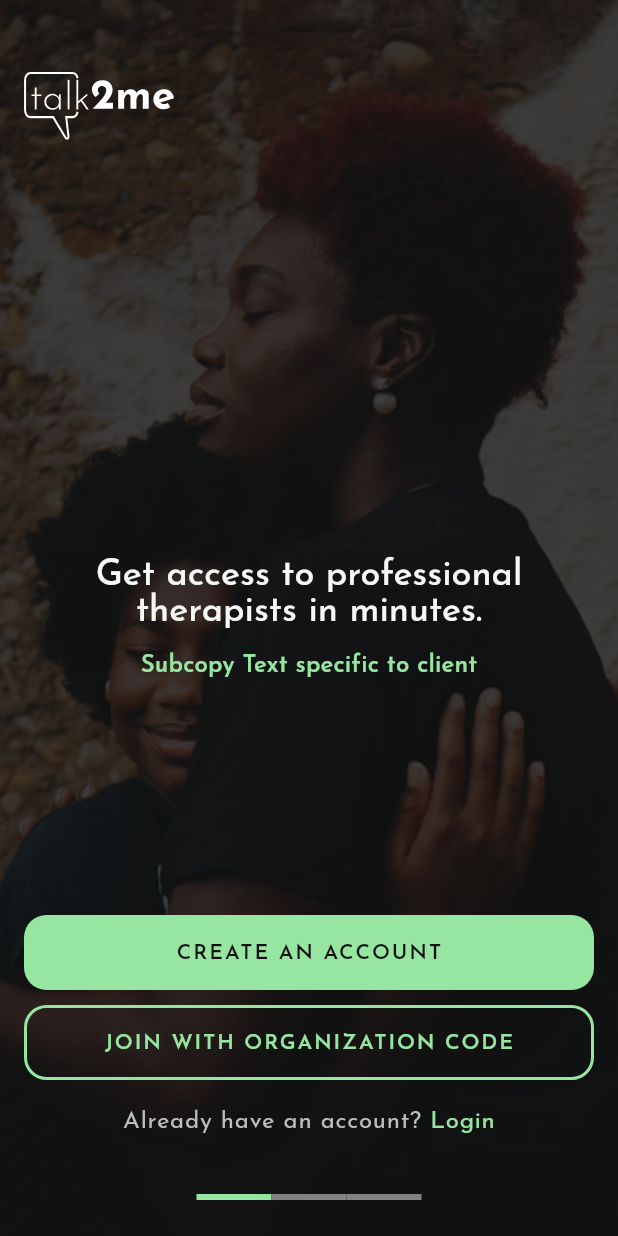
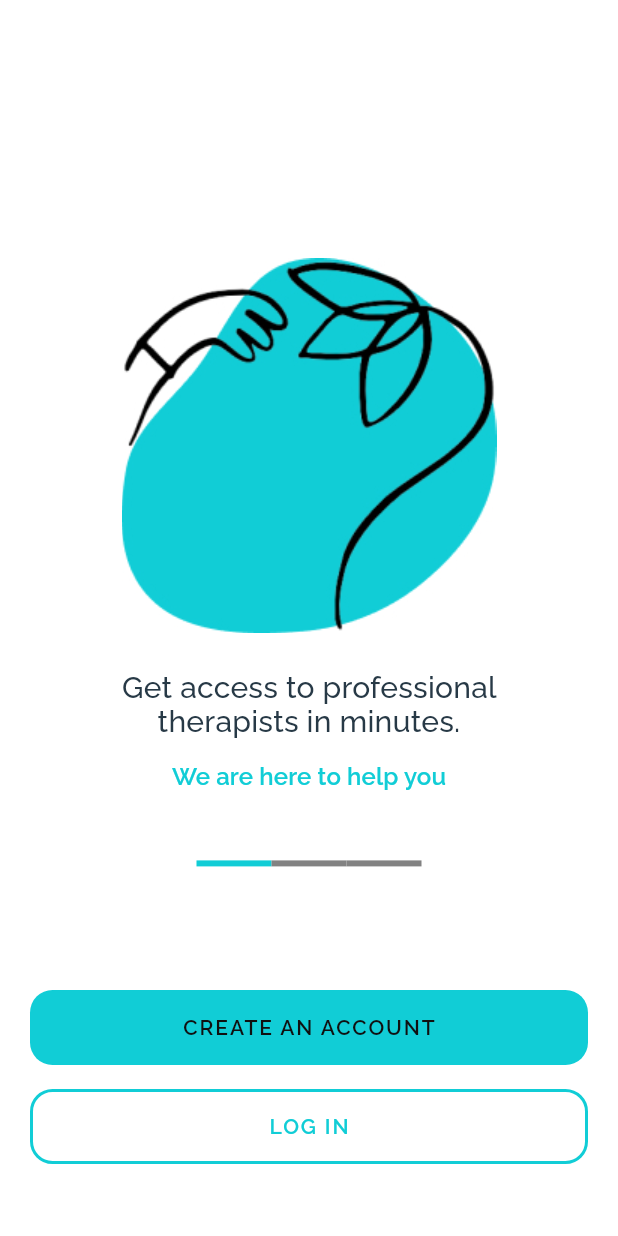
Before and after one commit to DeveloperMaleek/talk2me, a Flutter app: the screen it shows after launch, on a phone screen of 412 x 824 dp. Run offline on Flutter 3.47's test engine with Material 2 defaults, Android fonts, the phone set to English and light mode, and no system bars; our stand-ins replace flutter_svg, font_awesome_flutter, get, google_fonts, google_nav_bar, step_progress_indicator; missing offline and left inert: images_picker; project files that could hold a hidden picture were left out.

Commit message:
onboarding code refactored

```diff
--- a/lib/src/model/user.dart
+++ b/lib/src/model/user.dart
@@ -1,14 +1,20 @@
 class User {
   int id;
-  bool isAnonymous;
+  String email;
   String firstName;
   String lastName;
+  bool isTherapist;
+  bool isAnonymous;
+  String profileImage;
+  int anonymousProfileImage;
   String anonymousDisplayName;
-  String profileImage;
-  String coverImage;
-  String anonymousProfileImage;
+  int coverImage;
   String bio;
-  String email;
+  List goals;
+  List socialUrls;
+  List expertise;
+  List language;
+  int feelingState;
   // Timestamp creationDate;
 
   User(
@@ -21,5 +27,13 @@ class User {
       this.anonymousProfileImage,
       this.coverImage,
       this.bio,
-      this.email);
+      this.email,
+      this.expertise,
+      this.feelingState,
+      this.goals,
+      this.isTherapist,
+      this.language,
+      this.socialUrls);
+
+
 }
--- a/lib/src/screens/onboarding/onboarding_screen.dart
+++ b/lib/src/screens/onboarding/onboarding_screen.dart
@@ -1,59 +1,75 @@
 import 'package:flutter/material.dart';
-import 'package:talk2me/routes.dart' as route;
+import 'package:talk2me/routes.dart';
 import 'package:talk2me/src/components/buttons.dart' as button;
 import 'package:talk2me/theme/colors.dart';
 import 'package:talk2me/theme/text_styles.dart';
-import 'package:flutter_svg/flutter_svg.dart';
-
-List onBoardingImages = [
-  "assets/images/image-bg-1.jpg",
-  "assets/images/image-bg-2.jpg",
-  "assets/images/image-bg-3.jpg"
-];
 
 List onBoardingContent = [
+  //  Content one
   Column(
     mainAxisAlignment: MainAxisAlignment.center,
-    children: const <Widget>[
-      HeadingFive(
-        text: 'Get access to professional therapists in minutes.',
+    children: <Widget>[
+      Image.asset(
+        "assets/images/image-bg-1.jpg",
+        width: 250,
+        height: 250,
+      ),
+      SizedBox(height: 24.0),
+      HeadingSix(
+        text: 'Get access to professional \ntherapists in minutes.',
         textAlignment: TextAlign.center,
-        textColor: AppColors.textColorDarkBg,
+        textColor: AppColors.textColorLightBg,
       ),
       SizedBox(height: 16.0),
       SubtitleOne(
-        text: 'Subcopy Text specific to client',
+        text: 'We are here to help you',
         textColor: AppColors.primaryColor,
       ),
     ],
   ),
+
+  //  Content two
   Column(
     mainAxisAlignment: MainAxisAlignment.center,
-    children: const <Widget>[
-      HeadingFive(
-        text: 'Copy Text specific to users',
+    children: <Widget>[
+      Image.asset(
+        "assets/images/image-bg-2.jpg",
+        width: 250,
+        height: 250,
+      ),
+      SizedBox(height: 24.0),
+      HeadingSix(
+        text: 'Get access to professional \ntherapists in minutes.',
         textAlignment: TextAlign.center,
-        textColor: AppColors.textColorDarkBg,
+        textColor: AppColors.textColorLightBg,
       ),
       SizedBox(height: 16.0),
       SubtitleOne(
-        text: 'Subcopy Text specific to client',
-        textColor: AppColors.textColorDarkBg,
+        text: 'We are here to help you',
+        textColor: AppColors.primaryColor,
       ),
     ],
   ),
+
+  //  Content three
   Column(
     mainAxisAlignment: MainAxisAlignment.center,
-    children: const <Widget>[
-      HeadingFive(
-        text: 'Copy Text specific to users',
+    children: <Widget>[
+      Image.asset(
+        "assets/images/image-bg-3.jpg",
+        width: 250,
+        height: 250,
+      ),
+      SizedBox(height: 24.0),
+      HeadingSix(
+        text: 'Get access to professional \ntherapists in minutes.',
         textAlignment: TextAlign.center,
-        textColor: AppColors.textColorDarkBg,
+        textColor: AppColors.textColorLightBg,
       ),
       SizedBox(height: 16.0),
       SubtitleOne(
-        text: 'Subcopy Text specific to client',
-        textColor: AppColors.textColorDarkBg,
+        text: 'We are here to help you',
+        textColor: AppColors.primaryColor,
       ),
     ],
   ),
@@ -71,17 +87,21 @@ class _OnboardingScreenState extends State<OnboardingScreen> {
   @override
   Widget build(BuildContext context) {
     return Scaffold(
+      backgroundColor: AppColors.lightBackground,
       body: SingleChildScrollView(
-          child: Stack(
+          padding: EdgeInsets.only(left: 20, right: 20),
+          child: SizedBox(
+            height: MediaQuery.of(context).size.height,
+            child: Column(
+                crossAxisAlignment: CrossAxisAlignment.end,
+                mainAxisAlignment: MainAxisAlignment.end,
                 children: [
                   SizedBox(
-            height: MediaQuery.of(context).size.height,
+                    height: 400,
                     child: PageView.builder(
                       itemCount: onBoardingContent.length,
                       itemBuilder: (context, index) {
-                return ScrollableBodyWidget(
-                  index: index,
-                );
+                        return onBoardingContent[index];
                       },
                       onPageChanged: (index) {
                         setState(() {
@@ -91,64 +111,7 @@ class _OnboardingScreenState extends State<OnboardingScreen> {
                       },
                     ),
                   ),
-          Positioned(
-            left: 0,
-            top: 48,
-            right: 0,
-            bottom: 24,
-            child: Container(
-              height: MediaQuery.of(context).size.height,
-              margin: const EdgeInsets.symmetric(horizontal: 16),
-              child: Column(
-                mainAxisAlignment: MainAxisAlignment.spaceBetween,
-                crossAxisAlignment: CrossAxisAlignment.start,
-                children: [
-                  SvgPicture.asset(
-                    "assets/images/talk2me_logo_white.svg",
-                    width: 100,
-                  ),
-                  Column(
-                    children: [
-                      button.FilledButton(
-                        buttonText: "Create an Account",
-                        onPressed: () {
-                          Navigator.pushNamed(context, route.personalSignUp);
-                        },
-                      ),
-                      const SizedBox(
-                        height: 10,
-                      ),
-                      button.OutlineButton(
-                          buttonText: "Join with organization code",
-                          buttonTextColor: AppColors.primaryColor,
-                          outlineColor: AppColors.primaryColor,
-                          onPressed: () {
-                            Navigator.pushNamed(context, route.joinWithOrg);
-                          }),
-                      const SizedBox(
-                        height: 20,
-                      ),
-                      GestureDetector(
-                        onTap: () {
-                          Navigator.pushNamed(context, route.loginPage);
-                        },
-                        child: Row(
-                          mainAxisAlignment: MainAxisAlignment.center,
-                          children: const [
-                            BodyTextOne(
-                              text: "Already have an account? ",
-                              textColor: AppColors.subtitleTextDarkBg,
-                            ),
-                            BodyTextOne(
-                              text: "Login",
-                              textColor: AppColors.primaryColor,
-                            )
-                          ],
-                        ),
-                      ),
-                      const SizedBox(
-                        height: 40,
-                      ),
+                  SizedBox(height: 24.0),
                   Container(
                     width: MediaQuery.of(context).size.width,
                     child: Row(
@@ -177,51 +140,35 @@ class _OnboardingScreenState extends State<OnboardingScreen> {
                         )
                       ],
                     ),
-                      )
-                    ],
+                  ),
+                  SizedBox(height: MediaQuery.of(context).size.height * 0.1),
+                  Padding(
+                    padding: EdgeInsets.only(bottom: 48),
+                    child: Column(
+                      children: [
+                        button.FilledButton(
+                            buttonText: 'create an account',
+                            onPressed: onCreateAccount),
+                        SizedBox(height: 16.0),
+                        button.OutlineButton(
+                          buttonText: 'log in',
+                          onPressed: onLogin,
+                          outlineColor: AppColors.primaryColor,
+                          buttonTextColor: AppColors.primaryColor,
                         ),
                       ],
                     ),
                   ),
-          )
-        ],
+                ]),
           )),
     );
   }
 
-  // Widget ProgressScroll(int index) {
-  //   return
-  // }
+  onCreateAccount() {
+    Navigator.pushNamed(context, joinWithOrg);
   }
 
-class ScrollableBodyWidget extends StatelessWidget {
-  const ScrollableBodyWidget({
-    Key? key,
-    required this.index,
-  }) : super(key: key);
-
-  final int index;
-
-  @override
-  Widget build(BuildContext context) {
-    return Stack(
-      children: [
-        Container(
-            height: MediaQuery.of(context).size.height,
-            child: Image.asset(onBoardingImages[index],
-                colorBlendMode: BlendMode.darken,
-                color: AppColors.darkBackground.withOpacity(0.8),
-                alignment: Alignment.center,
-                fit: BoxFit.fitHeight)),
-        Positioned(
-            child: Container(
-          margin: const EdgeInsets.symmetric(horizontal: 16),
-          height: MediaQuery.of(context).size.height,
-          child: Center(
-            child: onBoardingContent[index],
-          ),
-        )),
-      ],
-    );
+  onLogin() {
+    Navigator.pushNamed(context, loginPage);
   }
 }
--- a/lib/theme/colors.dart
+++ b/lib/theme/colors.dart
@@ -4,19 +4,19 @@ class AppColors {
   AppColors._(); // this ensures you can instantiate this class
 
 //ColorScheme for app
-  static const Color primaryColor = Color(0xFF96E6A1);
+  static const Color primaryColor = Color(0xFF11CDD6);
   static const Color primaryColor75 = Color(0xFFB0ECB8);
   static const Color primaryColor50 = Color(0xFFCBF3D0);
   static const Color primaryColor25 = Color(0xFFE5F9E7);
-  static const Color lightBackground = Color(0xFFF7F7F7);
-  static const Color greenBackground = Color(0xFFEFFFF2);
+  static const Color lightBackground = Color(0xFFFFFFFF);
+  static const Color greenBackground = Color(0xFFE9FEFF);
   static const Color darkBackground = Color(0xFF101010);
   static const Color errorColor = Color(0xFFD21C1C);
   static const Color warningColor = Color(0xFFFF8C26);
   static const Color successColor = Color(0xFF27AE60);
   static const Color textColorPrimary = Color(0xFF101010);
-  static const Color textColorLightBg = Color(0xFF101010);
-  static const Color textColorDarkBg = Color(0xFFF7F7F7);
+  static const Color textColorLightBg = Color(0xFF273946);
+  static const Color textColorDarkBg = Color(0xFFF2F3F8);
   static const Color subtitleTextLightBg = Color(0xFF828282);
   static const Color subtitleTextDarkBg = Color(0xFFBDBDBD);
   static const Color gradientFirstColor = Color(0xFFD4FC79);
--- a/lib/theme/styles.dart
+++ b/lib/theme/styles.dart
@@ -7,7 +7,7 @@ ThemeData appTheme() {
     primaryColor: AppColors.primaryColor,
     // primarySwatch: AppColors.primaryColor,
     scaffoldBackgroundColor: AppColors.lightBackground,
-    primaryTextTheme: GoogleFonts.josefinSansTextTheme(),
+    primaryTextTheme: GoogleFonts.ralewayTextTheme(),
     hintColor: Colors.white,
     textSelectionTheme:
         TextSelectionThemeData(cursorColor: AppColors.primaryColor),
--- a/lib/theme/text_styles.dart
+++ b/lib/theme/text_styles.dart
@@ -31,7 +31,7 @@ class HeadingOne extends StatelessWidget {
   @override
   Widget build(BuildContext context) {
     //Used for headline 1 in pages
-    TextStyle _textStyle = GoogleFonts.josefinSans(
+    TextStyle _textStyle = GoogleFonts.raleway(
         fontSize: 96,
         fontWeight: FontWeight.w400,
         letterSpacing: -1.5,
@@ -57,7 +57,7 @@ class HeadingTwo extends StatelessWidget {
   @override
   Widget build(BuildContext context) {
     //Used for headline 2 in pages
-    TextStyle _textStyle = GoogleFonts.josefinSans(
+    TextStyle _textStyle = GoogleFonts.raleway(
         fontSize: 60,
         fontWeight: FontWeight.w400,
         letterSpacing: -0.5,
@@ -83,7 +83,7 @@ class HeadingThree extends StatelessWidget {
   @override
   Widget build(BuildContext context) {
     //Used for headline 3 in pages
-    TextStyle _textStyle = GoogleFonts.josefinSans(
+    TextStyle _textStyle = GoogleFonts.raleway(
         fontSize: 48,
         fontWeight: FontWeight.w400,
         letterSpacing: 0,
@@ -109,7 +109,7 @@ class HeadingFour extends StatelessWidget {
   @override
   Widget build(BuildContext context) {
     //Used for headline 4 in pages
-    TextStyle _textStyle = GoogleFonts.josefinSans(
+    TextStyle _textStyle = GoogleFonts.raleway(
         fontSize: 34,
         fontWeight: FontWeight.w400,
         letterSpacing: 0.25,
@@ -140,7 +140,7 @@ class HeadingFive extends StatelessWidget {
   @override
   Widget build(BuildContext context) {
     //Used for headline 1 in pages
-    TextStyle _textStyle = GoogleFonts.josefinSans(
+    TextStyle _textStyle = GoogleFonts.raleway(
         fontSize: 24,
         fontWeight: FontWeight.w500,
         letterSpacing: 0,
@@ -172,7 +172,7 @@ class HeadingSix extends StatelessWidget {
   @override
   Widget build(BuildContext context) {
     //Used for headline 1 in pages
-    TextStyle _textStyle = GoogleFonts.josefinSans(
+    TextStyle _textStyle = GoogleFonts.raleway(
         fontSize: 20,
         fontWeight: FontWeight.w500,
         letterSpacing: 0.15,
@@ -204,7 +204,7 @@ class SubtitleOne extends StatelessWidget {
   @override
   Widget build(BuildContext context) {
     //Used for Big Text Subtitle in pages
-    TextStyle _textStyle = GoogleFonts.josefinSans(
+    TextStyle _textStyle = GoogleFonts.raleway(
         fontSize: 16,
         fontWeight: FontWeight.w600,
         letterSpacing: 0.1,
@@ -237,7 +237,7 @@ class SubtitleTwo extends StatelessWidget {
   @override
   Widget build(BuildContext context) {
     //Used for Small Text Subtitle in pages
-    TextStyle _textStyle = GoogleFonts.josefinSans(
+    TextStyle _textStyle = GoogleFonts.raleway(
         fontSize: 13,
         fontWeight: FontWeight.w500,
         letterSpacing: 0.1,
@@ -270,7 +270,7 @@ class BodyTextOne extends StatelessWidget {
   @override
   Widget build(BuildContext context) {
     //Used for Big Body Text  in pages
-    TextStyle _textStyle = GoogleFonts.josefinSans(
+    TextStyle _textStyle = GoogleFonts.raleway(
         fontSize: 16,
         fontWeight: FontWeight.w400,
         letterSpacing: 0.5,
@@ -300,7 +300,7 @@ class BodyTextTwo extends StatelessWidget {
   @override
   Widget build(BuildContext context) {
     //Used for Small Body Text in pages
-    TextStyle _textStyle = GoogleFonts.josefinSans(
+    TextStyle _textStyle = GoogleFonts.raleway(
         fontSize: 14,
         fontWeight: FontWeight.w400,
         letterSpacing: 0.25,
@@ -323,7 +323,7 @@ class ButtonText extends StatelessWidget {
   @override
   Widget build(BuildContext context) {
     //Used for Button in pages
-    TextStyle _textStyle = GoogleFonts.josefinSans(
+    TextStyle _textStyle = GoogleFonts.raleway(
         fontSize: 14,
         fontWeight: FontWeight.w600,
         letterSpacing: 1.25,
@@ -349,7 +349,7 @@ class CaptionText extends StatelessWidget {
   @override
   Widget build(BuildContext context) {
     //Used for Big Text Subtitle in pages
-    TextStyle _textStyle = GoogleFonts.josefinSans(
+    TextStyle _textStyle = GoogleFonts.raleway(
         fontSize: 12,
         fontWeight: FontWeight.w400,
         letterSpacing: 0.4,
@@ -375,7 +375,7 @@ class OverlineText extends StatelessWidget {
   @override
   Widget build(BuildContext context) {
     //Used for Big Text Subtitle in pages
-    TextStyle _textStyle = GoogleFonts.josefinSans(
+    TextStyle _textStyle = GoogleFonts.raleway(
         fontSize: 10,
         fontWeight: FontWeight.w400,
         letterSpacing: 1.5,
```
Also changed, not shown: assets/images/image-bg-1.jpg, assets/images/image-bg-1.svg (added), assets/images/image-bg-2.jpg, assets/images/image-bg-3.jpg. Lines whose indentation alone changed are shown as unchanged.
